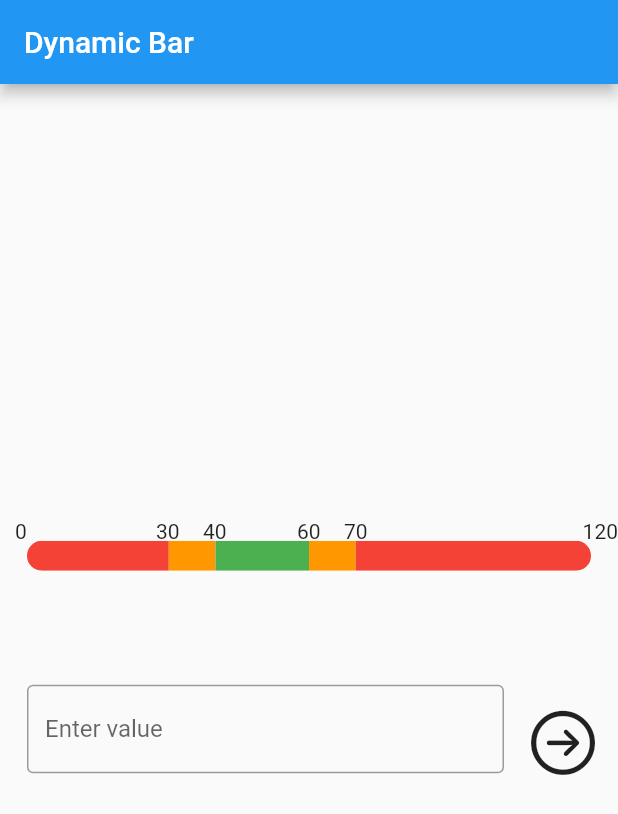
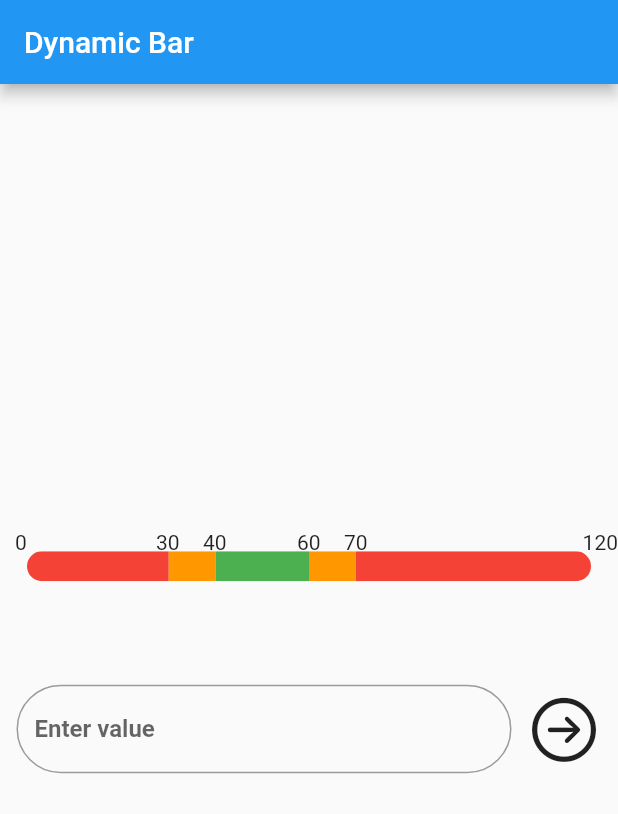
Before and after one commit to deepaksntiwari/horizontal_SegmentedBar_NeoDocs, a Flutter app: the screen it shows after launch, on a phone screen of 412 x 824 dp. Shown: the top 814 px of the screen. Run offline on Flutter 3.47's test engine with Material 2 defaults, Android fonts, the phone set to English and light mode, and no system bars; our stand-ins replace flutter_bloc.

Commit message:
Cleaned and structured code

```diff
--- a/lib/blocs/horizontal_bar/horizontal_bar_bloc.dart
+++ b/lib/blocs/horizontal_bar/horizontal_bar_bloc.dart
@@ -3,13 +3,10 @@ import 'package:horizontal_segmentedbar_neodocs/blocs/horizontal_bar/horizontal_
 import 'package:horizontal_segmentedbar_neodocs/blocs/horizontal_bar/horizontal_bar_state.dart';
 
 class HorizontalBarBloc extends Bloc<HorizontalBarEvent, HorizontalBarState> {
-  late int totalWidth;
   HorizontalBarBloc() : super(HorizontalBarInitialState()) {
-    on<HorizontalBarInitEvent>((event, emit) {
-      totalWidth = event.totalWidth;
-    });
     on<HorizontalBarOnValueChangeEvent>((event, emit) {
-      if (event.submittedValue > totalWidth) {
+      if ((event.submittedValue * event.totalWidth / event.totalRange) >
+          event.totalWidth) {
         emit(HorizontalBarInvalidValueState("Please enter valid value"));
       } else {
         emit(HorizontalBarValidValueState());
@@ -17,7 +14,7 @@ class HorizontalBarBloc extends Bloc<HorizontalBarEvent, HorizontalBarState> {
     });
     on<HorizontalBarValueSubmitEvent>((event, emit) {
       emit(HorizontalBarPlotBarState(
-          (event.submittedValue * totalWidth / event.totalRange) + 10,
+          (event.submittedValue * event.totalWidth / event.totalRange) + 7,
           event.submittedValue));
     });
   }
--- a/lib/blocs/horizontal_bar/horizontal_bar_event.dart
+++ b/lib/blocs/horizontal_bar/horizontal_bar_event.dart
@@ -1,17 +1,17 @@
 abstract class HorizontalBarEvent {}
-
-class HorizontalBarInitEvent extends HorizontalBarEvent {
-  final int totalWidth;
-  HorizontalBarInitEvent(this.totalWidth);
-}
 
 class HorizontalBarOnValueChangeEvent extends HorizontalBarEvent {
   final int submittedValue;
-  HorizontalBarOnValueChangeEvent(this.submittedValue);
+  final int totalRange;
+  final double totalWidth;
+  HorizontalBarOnValueChangeEvent(
+      this.submittedValue, this.totalRange, this.totalWidth);
 }
 
 class HorizontalBarValueSubmitEvent extends HorizontalBarEvent {
   final int submittedValue;
   final int totalRange;
-  HorizontalBarValueSubmitEvent(this.submittedValue, this.totalRange);
+  final double totalWidth;
+  HorizontalBarValueSubmitEvent(
+      this.submittedValue, this.totalRange, this.totalWidth);
 }
--- a/lib/data/models/section_data.dart
+++ b/lib/data/models/section_data.dart
@@ -4,6 +4,12 @@ class SectionData {
   final int start;
   final int end;
   final Color color;
+  final String meaning;
 
-  SectionData({required this.start, required this.end, required this.color});
+  SectionData({
+    required this.start,
+    required this.end,
+    required this.color,
+    required this.meaning,
+  });
 }
--- a/lib/main.dart
+++ b/lib/main.dart
@@ -1,7 +1,6 @@
 import 'package:flutter/material.dart';
 import 'package:flutter_bloc/flutter_bloc.dart';
 import 'package:horizontal_segmentedbar_neodocs/blocs/horizontal_bar/horizontal_bar_bloc.dart';
-import 'package:horizontal_segmentedbar_neodocs/blocs/horizontal_bar/horizontal_bar_event.dart';
 import 'package:horizontal_segmentedbar_neodocs/screens/horizontal_bar.dart';
 
 void main() {
@@ -25,10 +24,8 @@ class HomePage extends StatelessWidget {
 
   @override
   Widget build(BuildContext context) {
-    double totalWidth = MediaQuery.of(context).size.width - 36;
     return BlocProvider(
-      create: (context) =>
-          HorizontalBarBloc()..add(HorizontalBarInitEvent(totalWidth.toInt())),
+      create: (context) => HorizontalBarBloc(),
       child: BarWithData(),
     );
   }
--- a/lib/screens/horizontal_bar.dart
+++ b/lib/screens/horizontal_bar.dart
@@ -5,24 +5,23 @@ import 'package:horizontal_segmentedbar_neodocs/blocs/horizontal_bar/horizontal_
 import 'package:horizontal_segmentedbar_neodocs/blocs/horizontal_bar/horizontal_bar_event.dart';
 import 'package:horizontal_segmentedbar_neodocs/blocs/horizontal_bar/horizontal_bar_state.dart';
 import 'package:horizontal_segmentedbar_neodocs/data/models/section_data.dart';
+import 'package:horizontal_segmentedbar_neodocs/screens/widgets/sections_widget.dart';
 
 class BarWithData extends StatelessWidget {
   final List<SectionData> data = [
-    SectionData(start: 0, end: 30, color: Colors.red),
-    SectionData(start: 30, end: 40, color: Colors.orange),
-    SectionData(start: 40, end: 60, color: Colors.green),
-    SectionData(start: 60, end: 70, color: Colors.orange),
-    SectionData(start: 70, end: 120, color: Colors.red),
+    SectionData(start: 0, end: 30, color: Colors.red, meaning: "Dangerous"),
+    SectionData(start: 30, end: 40, color: Colors.orange, meaning: "Moderate"),
+    SectionData(start: 40, end: 60, color: Colors.green, meaning: "Ideal"),
+    SectionData(start: 60, end: 70, color: Colors.orange, meaning: "Moderate"),
+    SectionData(start: 70, end: 120, color: Colors.red, meaning: "Dangerous"),
   ];
 
   final TextEditingController _textFieldController = TextEditingController();
-  double _customWidth = 38; // Default width
   @override
   Widget build(BuildContext context) {
     final totalRange = data.last.end - data.first.start;
     double totalWidth = MediaQuery.of(context).size.width -
         36; // Total available width for the bar graph
-    double pointerLocation = (_customWidth * totalWidth / totalRange) + 10;
 
     return Scaffold(
       appBar: AppBar(
@@ -38,22 +37,10 @@ class BarWithData extends StatelessWidget {
                 Padding(
                   padding:
                       const EdgeInsets.only(left: 18.0, right: 18.0, top: 14.0),
-                  child: ClipRRect(
-                    borderRadius: const BorderRadius.all(Radius.circular(90)),
-                    child: Row(
-                      children: [
-                        for (var barData in data)
-                          Expanded(
-                            flex: (barData.end - barData.start) *
-                                totalWidth ~/
-                                totalRange,
-                            child: Container(
-                              height: 20,
-                              color: barData.color,
-                            ),
-                          ),
-                      ],
-                    ),
+                  child: Sections(
+                    data: data,
+                    totalRange: totalRange,
+                    totalWidth: totalWidth,
                   ),
                 ),
                 for (var barData in data)
@@ -95,56 +82,84 @@ class BarWithData extends StatelessWidget {
             ),
           ),
           const SizedBox(height: 20),
+          BlocBuilder<HorizontalBarBloc, HorizontalBarState>(
+            builder: (context, state) {
+              String meaning = '';
+              Color textColor = Colors.black;
+              if (state is HorizontalBarPlotBarState) {
+                int enteredValue = state.pointerValue;
+                for (var sectionData in data) {
+                  if (enteredValue >= sectionData.start &&
+                      enteredValue <= sectionData.end) {
+                    meaning = sectionData.meaning;
+                    textColor = sectionData.color;
+                    break;
+                  }
+                }
+              }
+              return Padding(
+                padding: const EdgeInsets.all(11.0),
+                child: Column(
+                  crossAxisAlignment: CrossAxisAlignment.center,
+                  children: [
+                    if (meaning.isNotEmpty)
                       Padding(
-            padding: const EdgeInsets.all(18.0),
-            child: Column(
-              crossAxisAlignment: CrossAxisAlignment.start,
-              children: [
+                        padding: const EdgeInsets.all(28.0),
+                        child: Text(
+                          "Your level is: $meaning",
+                          style: TextStyle(
+                              fontSize: 30,
+                              fontWeight: FontWeight.bold,
+                              color: textColor),
+                        ),
+                      ),
                     Row(
                       children: [
                         Expanded(
                           child: TextField(
+                            textAlign: TextAlign.center,
+                            style: const TextStyle(fontWeight: FontWeight.bold),
                             onChanged: (value) =>
                                 BlocProvider.of<HorizontalBarBloc>(context).add(
                                     HorizontalBarOnValueChangeEvent(
-                                    int.parse(_textFieldController.text))),
+                                        int.parse(_textFieldController.text),
+                                        totalRange,
+                                        totalWidth)),
                             controller: _textFieldController,
                             keyboardType: TextInputType.number,
                             decoration: const InputDecoration(
                               labelText: 'Enter value',
-                          border: OutlineInputBorder(),
+                              border: OutlineInputBorder(
+                                  borderRadius:
+                                      BorderRadius.all(Radius.circular(90))),
                             ),
                           ),
                         ),
                         const SizedBox(width: 10),
-                    IconButton(
-                      icon: const Icon(CupertinoIcons.arrow_right_circle,
-                          size: 50),
-                      onPressed: () {
-                        BlocProvider.of<HorizontalBarBloc>(context).add(
-                            HorizontalBarValueSubmitEvent(
+                        GestureDetector(
+                            onTap: () => state is HorizontalBarInvalidValueState
+                                ? () {}
+                                : BlocProvider.of<HorizontalBarBloc>(context)
+                                    .add(HorizontalBarValueSubmitEvent(
                                         int.parse(_textFieldController.text),
-                                totalRange));
-                        // setState(() {
-                        //   _customWidth = double.parse(_textFieldController.text);
-                        // });
-                      },
+                                        totalRange,
+                                        totalWidth)),
+                            child: const Icon(
+                              CupertinoIcons.arrow_right_circle,
+                              size: 50,
+                            ))
+                      ],
+                    ),
+                    if (state is HorizontalBarInvalidValueState)
+                      Text(
+                        state.errorMsg,
+                        style: TextStyle(color: Colors.red),
+                        textAlign: TextAlign.start,
                       ),
                   ],
                 ),
-                BlocBuilder<HorizontalBarBloc, HorizontalBarState>(
-                  builder: (context, state) {
-                    if (state is HorizontalBarInvalidValueState)
-                      return Text(
-                        state.errorMsg,
-                        style: TextStyle(color: Colors.red),
-                        textAlign: TextAlign.start,
               );
-                    return SizedBox();
             },
-                )
-              ],
-            ),
           ),
         ],
       ),
--- a/lib/screens/widgets/individual_section_widget.dart
+++ b/lib/screens/widgets/individual_section_widget.dart
@@ -1,8 +1,8 @@
 import 'package:flutter/cupertino.dart';
 import 'package:horizontal_segmentedbar_neodocs/data/models/section_data.dart';
 
-class Section extends StatelessWidget {
-  const Section(
+class IndividualSection extends StatelessWidget {
+  const IndividualSection(
       {super.key,
       required this.barData,
       required this.totalRange,
--- a/lib/screens/widgets/sections_widget.dart
+++ b/lib/screens/widgets/sections_widget.dart
@@ -0,0 +1,29 @@
+import 'package:flutter/cupertino.dart';
+import 'package:horizontal_segmentedbar_neodocs/data/models/section_data.dart';
+import 'package:horizontal_segmentedbar_neodocs/screens/widgets/individual_section_widget.dart';
+
+class Sections extends StatelessWidget {
+  const Sections(
+      {super.key,
+      required this.data,
+      required this.totalRange,
+      required this.totalWidth});
+  final List<SectionData> data;
+  final int totalRange;
+  final double totalWidth;
+  @override
+  Widget build(BuildContext context) {
+    return ClipRRect(
+      borderRadius: const BorderRadius.all(Radius.circular(90)),
+      child: Row(
+        children: [
+          for (var barData in data)
+            IndividualSection(
+                barData: barData,
+                totalRange: totalRange,
+                totalWidth: totalWidth),
+        ],
+      ),
+    );
+  }
+}
```
Lines whose indentation alone changed are shown as unchanged.
